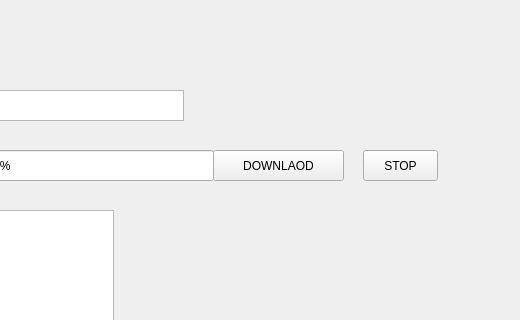
This is MainWindow.ui in orisharim/Torrent-Client as Qt 5 draws it before an edit; both pictures show x 247 to 767 and y 0 to 320 of the 767 by 600 pixel window. The edited form follows.
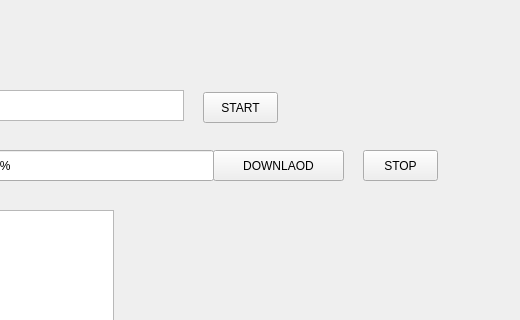
This is the edited form.

Diff of the .ui file:
```diff
--- a/MainWindow.ui
+++ b/MainWindow.ui
@@ -73,6 +73,19 @@
      <string>STOP</string>
     </property>
    </widget>
+   <widget class="QPushButton" name="start_BTN">
+    <property name="geometry">
+     <rect>
+      <x>450</x>
+      <y>92</y>
+      <width>75</width>
+      <height>31</height>
+     </rect>
+    </property>
+    <property name="text">
+     <string>START</string>
+    </property>
+   </widget>
   </widget>
   <widget class="QMenuBar" name="menubar">
    <property name="geometry">
```
Left out of the diff: 6 changed lines with no effect on the pictures.
